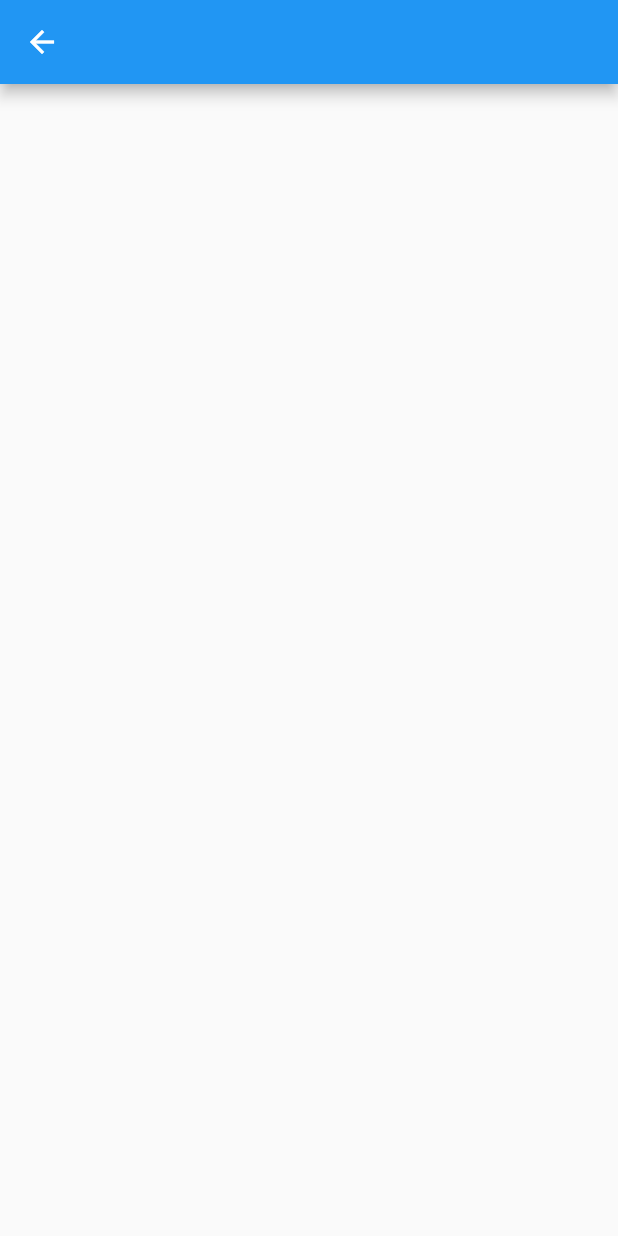
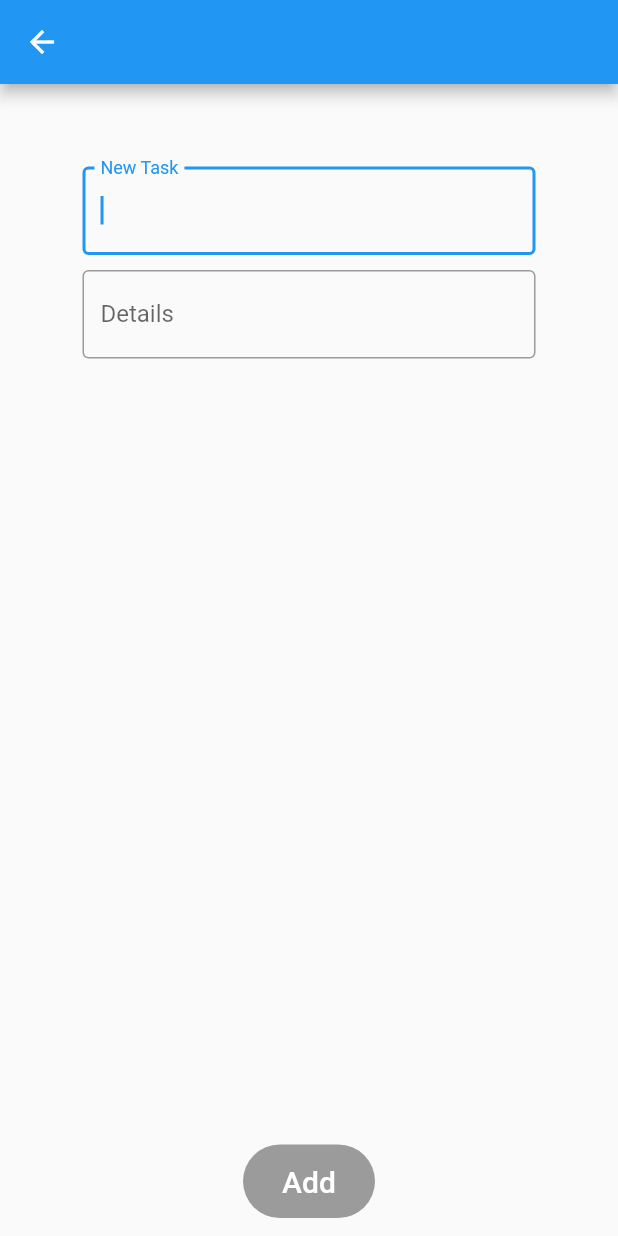
Before and after one commit to garebareDA/todo_list, a Flutter app: the screen it shows after launch, after a tap on the "add" icon, on a phone screen of 412 x 824 dp. Run offline on Flutter 3.47's test engine with Material 2 defaults, Android fonts, the phone set to English and light mode, and no system bars.

Commit message:
add_todo

```diff
--- a/lib/add_todo.dart
+++ b/lib/add_todo.dart
@@ -6,8 +6,23 @@ class AddTodo extends StatefulWidget {
 }
 
 class _AddTodoState extends State<AddTodo> {
-  String task = "";
-  String memo = "";
+  String _task = "";
+  String _details = "";
+  bool _addButtonEnabled = false;
+
+  void _setTask(String task) {
+    if (task != '') {
+      setState(() {
+        _task = task;
+        _addButtonEnabled = true;
+      });
+    } else {
+      setState(() {
+        _addButtonEnabled = false;
+      });
+    }
+  }
+
   @override
   Widget build(BuildContext context) {
     return Scaffold(
@@ -17,9 +32,53 @@ class _AddTodoState extends State<AddTodo> {
             Icons.arrow_back,
             color: Colors.white,
           ),
-          onPressed: () => {
-            Navigator.of(context).pop()
-          },
+          onPressed: () => {Navigator.of(context).pop()},
+        ),
+      ),
+      floatingActionButton: RaisedButton(
+        padding: const EdgeInsets.all(13),
+        child: Text('Add',
+            style: TextStyle(
+              fontSize: 20,
+            )),
+        color: Colors.blue[500],
+        textColor: Colors.white,
+        disabledTextColor: Colors.black26,
+        shape: StadiumBorder(),
+        highlightColor: Colors.blue,
+        onPressed:
+            !_addButtonEnabled ? null : () => {Navigator.of(context).pop()},
+      ),
+      floatingActionButtonLocation:
+          FloatingActionButtonLocation.miniCenterFloat,
+      body: Container(
+        padding: const EdgeInsets.all(50),
+        child: Column(
+          mainAxisAlignment: MainAxisAlignment.start,
+          children: [
+            Container(
+              margin: EdgeInsets.all(5),
+              child: TextField(
+                autofocus: true,
+                decoration: InputDecoration(
+                  border: OutlineInputBorder(),
+                  labelText: 'New Task',
+                ),
+                onChanged: (text) => {
+                  _setTask(text)
+                },
+              ),
+            ),
+            Container(
+              margin: EdgeInsets.all(5),
+              child: TextField(
+                  decoration: InputDecoration(
+                    border: OutlineInputBorder(),
+                    labelText: 'Details',
+                  ),
+                  onChanged: (text) => {_details = text}),
+            ),
+          ],
         ),
       ),
     );
```
